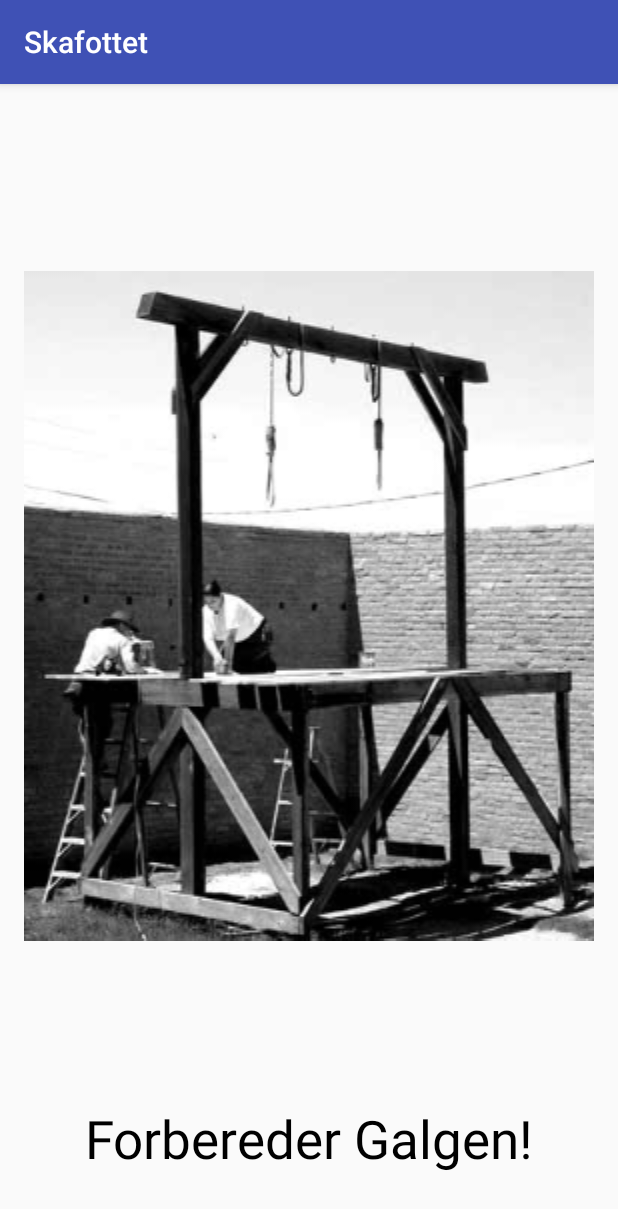
After one commit to rudzen/skafottet, an Android app: the LoadingScreen screen opened directly, with no data from a screen before it, on a phone screen of 412 x 824 dp. The commit adds this screen. Shown: the top 1209 px of the screen. Run offline under Robolectric (Android 15) with nearby library versions, the phone set to English and light mode, and no system bars; network calls fail.

Commit message:
so much stuff

```diff
--- /dev/null
+++ b/app/src/main/java/com/undyingideas/thor/skafottet/LoadingScreen.java
@@ -0,0 +1,15 @@
+package com.undyingideas.thor.skafottet;
+
+import android.support.v7.app.AppCompatActivity;
+import android.os.Bundle;
+
+public class LoadingScreen extends AppCompatActivity {
+
+    @Override
+    protected void onCreate(Bundle savedInstanceState) {
+        super.onCreate(savedInstanceState);
+        setContentView(R.layout.activity_loading_screen);
+
+
+    }
+}
--- a/app/src/main/java/com/undyingideas/thor/skafottet/MainActivity.java
+++ b/app/src/main/java/com/undyingideas/thor/skafottet/MainActivity.java
@@ -24,6 +24,7 @@ public class MainActivity extends Activity {
     }
     public void instlClck(View v){
         startActivity(new Intent(MainActivity.this, Instillinger.class));
+
     }
 
     public void instClck(View view) {
--- /dev/null
+++ b/app/src/main/res/layout/activity_loading_screen.xml
@@ -0,0 +1,30 @@
+<?xml version="1.0" encoding="utf-8"?>
+<RelativeLayout xmlns:android="http://schemas.android.com/apk/res/android"
+    xmlns:tools="http://schemas.android.com/tools" android:layout_width="match_parent"
+    android:layout_height="match_parent" android:paddingLeft="@dimen/activity_horizontal_margin"
+    android:paddingRight="@dimen/activity_horizontal_margin"
+    android:paddingTop="@dimen/activity_vertical_margin"
+    android:paddingBottom="@dimen/activity_vertical_margin"
+    tools:context="com.undyingideas.thor.skafottet.LoadingScreen">
+
+    <ImageView
+        android:layout_width="wrap_content"
+        android:layout_height="wrap_content"
+        android:id="@+id/loadScreenImage"
+        android:layout_alignParentTop="true"
+        android:layout_alignParentStart="true"
+        android:src="@mipmap/preparing_gallows"
+        android:layout_alignParentEnd="true"
+        android:layout_above="@+id/LoadScreenText" />
+
+    <TextView
+        android:layout_width="wrap_content"
+        android:layout_height="wrap_content"
+        android:text="Forbereder Galgen!"
+        android:id="@+id/LoadScreenText"
+        android:layout_marginBottom="25dp"
+        android:layout_alignParentBottom="true"
+        android:layout_centerHorizontal="true"
+        android:textColor="#000000"
+        android:textSize="35dp" />
+</RelativeLayout>
```
Also changed, not shown: app/src/main/AndroidManifest.xml (+19 -10 lines), app/src/main/java/com/undyingideas/thor/skafottet/Galgelogik.java (+19 -3 lines), app/src/main/java/com/undyingideas/thor/skafottet/Play.java (+29 -2 lines), app/src/main/java/com/undyingideas/thor/skafottet/WordCollector.java (added, +7 -0 lines), app/src/main/res/mipmap-xhdpi/preparing_gallows.jpg (added).
